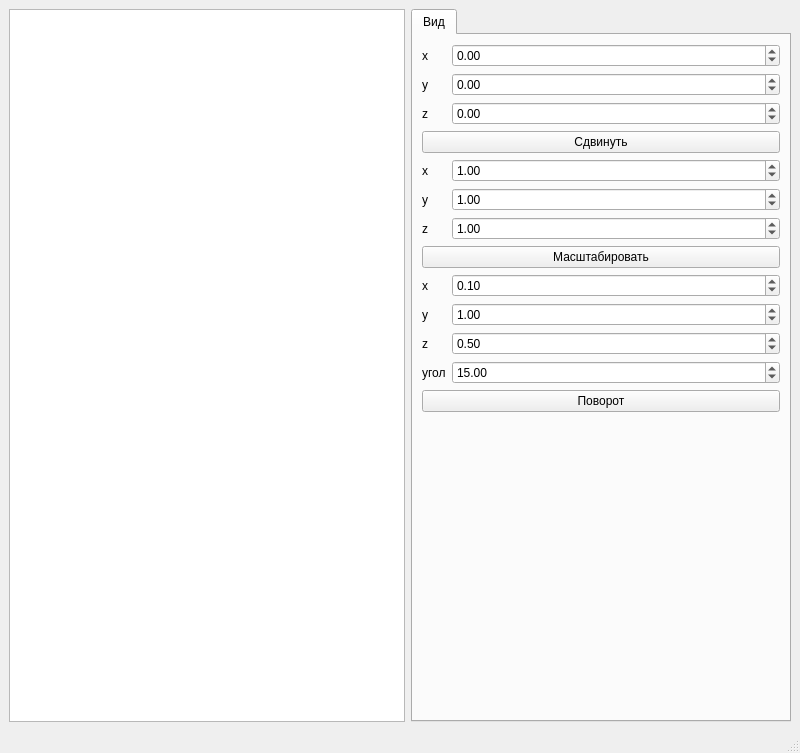
Before: the Qt Designer form mainwindow.ui in maxhha/bmstu-iu7-cg-cp, drawn with Qt 5.
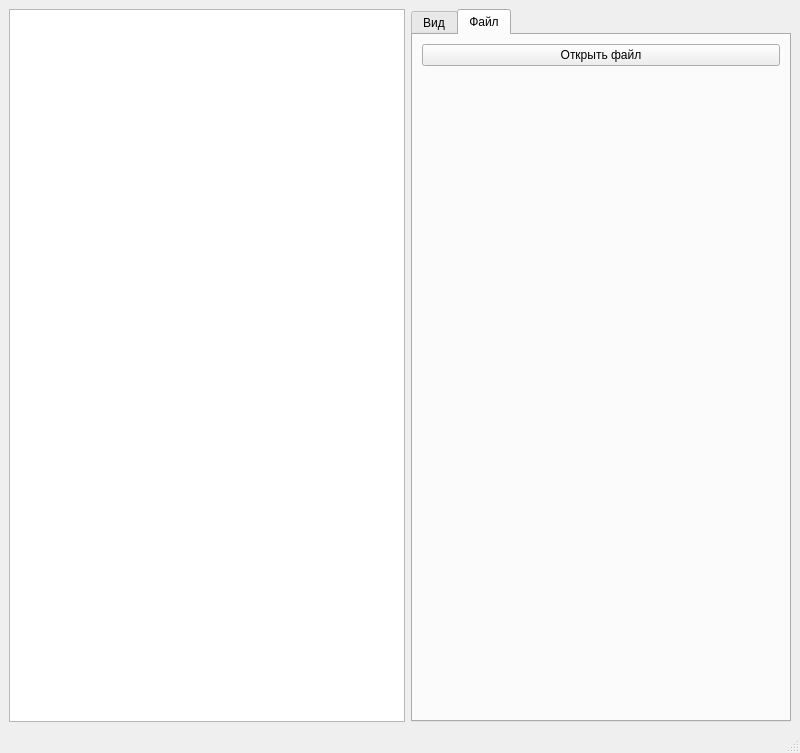
After: the same form once the commit is applied.

Patch:
```diff
--- a/mainwindow.ui
+++ b/mainwindow.ui
@@ -31,7 +31,7 @@
        </size>
       </property>
       <property name="currentIndex">
-       <number>0</number>
+       <number>1</number>
       </property>
       <widget class="QWidget" name="view">
        <attribute name="title">
@@ -258,6 +258,20 @@
         </item>
        </layout>
       </widget>
+      <widget class="QWidget" name="load">
+       <attribute name="title">
+        <string>Файл</string>
+       </attribute>
+       <layout class="QFormLayout" name="formLayout_3">
+        <item row="0" column="0" colspan="2">
+         <widget class="QPushButton" name="buttonOpen">
+          <property name="text">
+           <string>Открыть файл</string>
+          </property>
+         </widget>
+        </item>
+       </layout>
+      </widget>
      </widget>
     </item>
    </layout>
```
